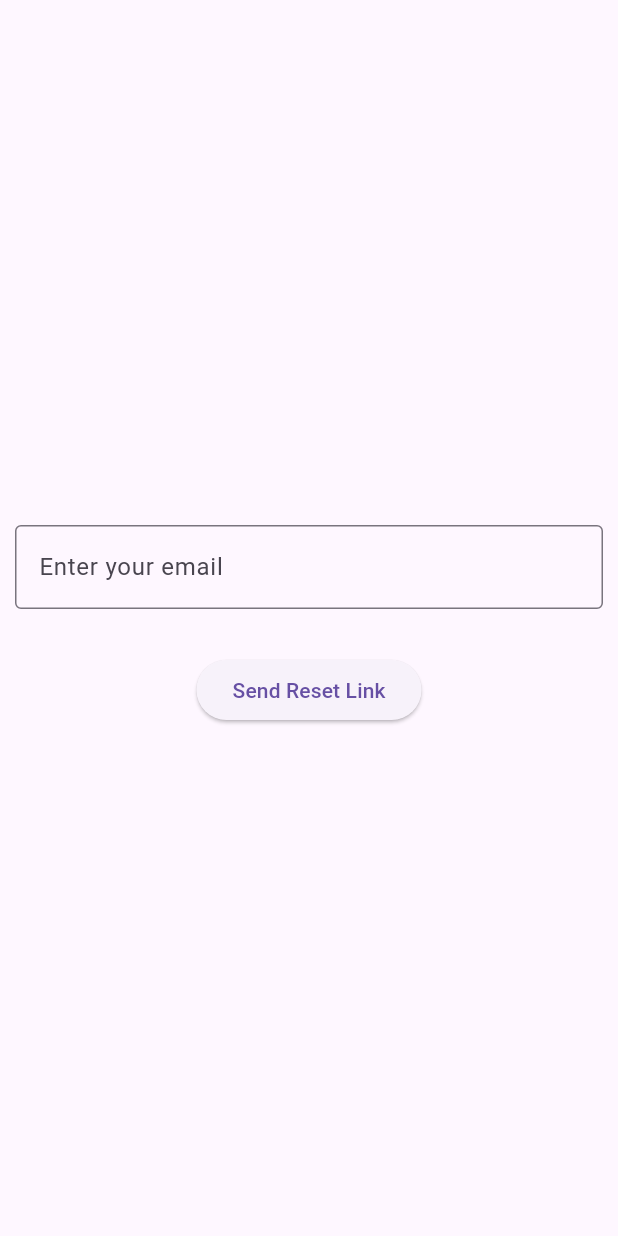
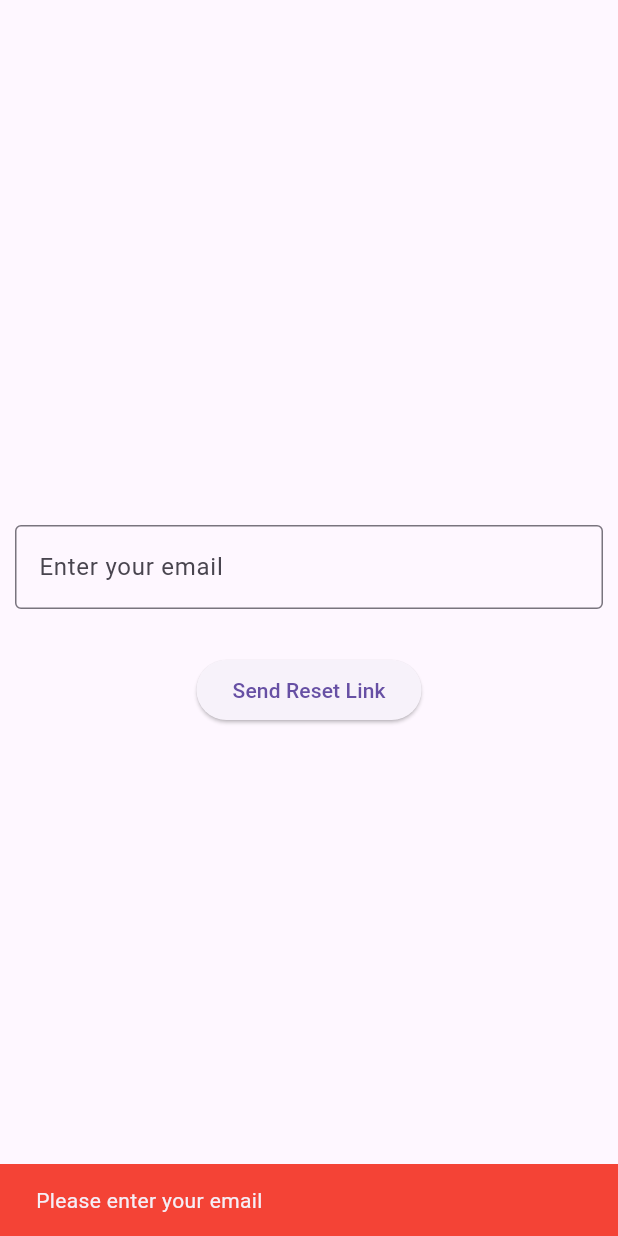
Before and after one commit to JakariaKhan-CSE/Rest-Area-Recommender, a Flutter app: the ForgotPassword screen opened directly, after a tap on "Send Reset Link", on a phone screen of 412 x 824 dp. Run offline on Flutter 3.47's test engine with Material 3 defaults, Android fonts, the phone set to English and light mode, and no system bars; our stand-ins replace animate_do, cloud_firestore, connectivity_plus, csv, firebase_auth, firebase_core and 9 more; accounts and stored records are empty.

Commit message:
Firestore collection to check if the email exists. If exists then send resend email link otherwise unknown email not send resetlink.

```diff
--- a/lib/forgot password.dart
+++ b/lib/forgot password.dart
@@ -1,8 +1,8 @@
+import 'package:cloud_firestore/cloud_firestore.dart';
 import 'package:firebase_auth/firebase_auth.dart';
 import 'package:flutter/material.dart';
 
 class ForgotPassword extends StatefulWidget {
-
   const ForgotPassword({super.key});
 
   @override
@@ -11,12 +11,73 @@ class ForgotPassword extends StatefulWidget {
 
 class _ForgotPasswordState extends State<ForgotPassword> {
   final TextEditingController email = TextEditingController();
-@override
+  @override
   void dispose() {
     // TODO: implement dispose
     super.dispose();
     email.dispose();
   }
+
+  Future<bool> isUserRegistered(String email) async {
+    try {
+// Query the Firestore collection to check if the email exists
+      final querySnapshot = await FirebaseFirestore.instance
+          .collection('users')
+          .where('email', isEqualTo: email)
+          .get();
+
+      return querySnapshot.docs.isNotEmpty; // Returns true if the user exists
+    } catch (e) {
+      print('Error checking user registration: $e');
+      return false;
+    }
+  }
+
+  Future<void> sendResetLink()async{
+    print('click');
+    final userEmail = email.text.trim();
+    if(userEmail.isEmpty)
+      {
+        ScaffoldMessenger.of(context).showSnackBar(
+          const SnackBar(
+            content: Text('Please enter your email'),
+            backgroundColor: Colors.red,
+          ),
+        );
+        return;
+      }
+
+    bool isRegistered = await isUserRegistered(userEmail);
+    if(isRegistered)
+      {
+        print('registered user');
+        try{
+          await FirebaseAuth.instance
+              .sendPasswordResetEmail(email: userEmail)
+              .then((value) => ScaffoldMessenger.of(context)
+              .showSnackBar(const SnackBar(
+            content: Text('Reset link send successfully'),
+            backgroundColor: Colors.green,
+          )))
+              .catchError((e) => ScaffoldMessenger.of(context)
+              .showSnackBar(const SnackBar(
+            content: Text('Cannot Send Reset Link'),
+            backgroundColor: Colors.orangeAccent,
+          )));
+        }catch(e)
+    {
+      print('Error sending reset link: $e');
+    }
+      }else{
+      ScaffoldMessenger.of(context).showSnackBar(
+        const SnackBar(
+          content: Text('You are not a registered user'),
+          backgroundColor: Colors.red,
+        ),
+      );
+    }
+  }
+
   @override
   Widget build(BuildContext context) {
     return Scaffold(
@@ -30,33 +91,18 @@ class _ForgotPasswordState extends State<ForgotPassword> {
               child: TextFormField(
                 controller: email,
                 decoration: const InputDecoration(
-                  hintText: 'Enter your email',
-                  border: OutlineInputBorder()
-                ),
-
+                    hintText: 'Enter your email', border: OutlineInputBorder()),
               ),
             ),
-            const SizedBox(height: 20,),
-            ElevatedButton(onPressed: ()async{
-try
-    {
-      // aitar use kora ai email database exists(registered user) kina check kora hosse
-      final signInMethod = await FirebaseAuth.instance.fetchSignInMethodsForEmail(email.text.trim());
-      if(signInMethod.isNotEmpty)
-        {
-          await FirebaseAuth.instance.sendPasswordResetEmail(email: email.text.trim()).then((value)=>
-              ScaffoldMessenger.of(context).showSnackBar(const SnackBar(content: Text('Reset link send successfully'),backgroundColor: Colors.green,))
-          ).catchError((e)=> ScaffoldMessenger.of(context).showSnackBar(const SnackBar(content: Text('Cannot Send Reset Link'),backgroundColor: Colors.red,)));
-        }
-      else{
-        ScaffoldMessenger.of(context).showSnackBar(const SnackBar(content: Text('You are not registered User'),backgroundColor: Colors.red,));
-      }
-    }
-    catch(e)
-              {
-                print('error occur');
-              }
-            }, child: const Text('Send Reset Link'))
+            const SizedBox(
+              height: 20,
+            ),
+            ElevatedButton(
+                onPressed: (){
+                  print('btn clickkkkk');
+                  sendResetLink();
+                },
+                child: const Text('Send Reset Link'))
           ],
         ),
       ),
--- a/lib/homepage.dart
+++ b/lib/homepage.dart
@@ -280,10 +280,10 @@ class _HomePageState extends State<HomePage> {
             onSelected: (value) {
               if (value == 'home') {
                 // open home page
-                Navigator.of(context).push(MaterialPageRoute(builder: (context) => const HomePage()));
+                Navigator.of(context).pushReplacement(MaterialPageRoute(builder: (context) => const HomePage()));
               } else if (value == 'login') {
                 // open login functionality
-                Navigator.push(context, MaterialPageRoute(builder: (context) => const LoginPage()));
+                Navigator.pushReplacement(context, MaterialPageRoute(builder: (context) => const LoginPage()));
               } else if (value == 'about') {
                 // show developer about
               }
```
Also changed, not shown: pubspec.lock.
